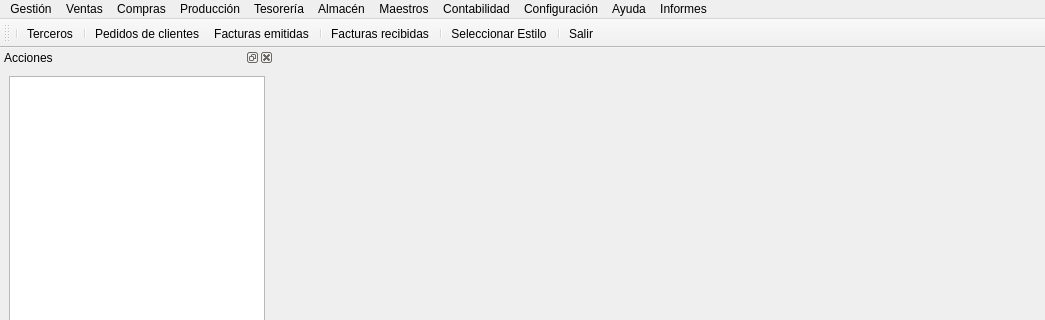
The window that es.alephsistemas.gestion.common/main.qmaindlg.ui (dpinelo/AlephERP-MainModules) describes before a commit, drawn with Qt 5; both pictures show x 0 to 1045 and y 0 to 320 of the 1045 by 677 pixel window.
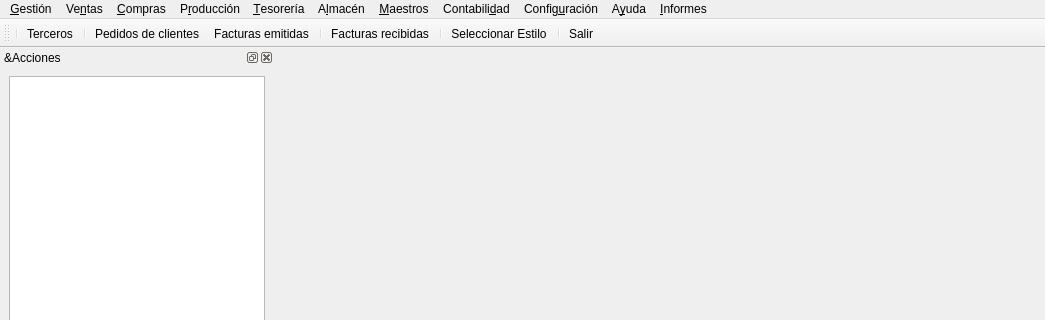
The same window after the commit. Icons and pictures are not drawn. Custom widgets are drawn as their Qt base class.

Diff of the .ui file:
```diff
--- a/es.alephsistemas.gestion.common/main.qmaindlg.ui
+++ b/es.alephsistemas.gestion.common/main.qmaindlg.ui
@@ -29,7 +29,7 @@
    </property>
    <widget class="QMenu" name="menuGesti_n">
     <property name="title">
-     <string>Gestión</string>
+     <string>&amp;Gestión</string>
     </property>
     <addaction name="table_agenda"/>
     <addaction name="separator"/>
@@ -38,7 +38,7 @@
    </widget>
    <widget class="QMenu" name="menuContabilidad">
     <property name="title">
-     <string>Contabilidad</string>
+     <string>Contabili&amp;dad</string>
     </property>
     <widget class="QMenu" name="menuConfiguracionContabilidad">
      <property name="title">
@@ -65,7 +65,7 @@
    </widget>
    <widget class="QMenu" name="menuAyuda">
     <property name="title">
-     <string>Ayuda</string>
+     <string>A&amp;yuda</string>
     </property>
     <addaction name="actionHelp"/>
     <addaction name="separator"/>
@@ -73,7 +73,7 @@
    </widget>
    <widget class="QMenu" name="menuConfiguraci_n">
     <property name="title">
-     <string>Configuración</string>
+     <string>Config&amp;uración</string>
     </property>
     <addaction name="actionDocMngmnt"/>
     <addaction name="actionEnterLocalMode"/>
@@ -88,7 +88,7 @@
    </widget>
    <widget class="QMenu" name="menuTesorer_a">
     <property name="title">
-     <string>Tesorería</string>
+     <string>&amp;Tesorería</string>
     </property>
     <widget class="QMenu" name="menuConfiguraci_n_4">
      <property name="title">
@@ -108,7 +108,7 @@
    </widget>
    <widget class="QMenu" name="menuCompras">
     <property name="title">
-     <string>Compras</string>
+     <string>&amp;Compras</string>
     </property>
     <widget class="QMenu" name="menuInformes_2">
      <property name="title">
@@ -122,7 +122,7 @@
    </widget>
    <widget class="QMenu" name="menuMaestros">
     <property name="title">
-     <string>Maestros</string>
+     <string>&amp;Maestros</string>
     </property>
     <widget class="QMenu" name="menuTablas_Generales">
      <property name="title">
@@ -162,7 +162,7 @@
    </widget>
    <widget class="QMenu" name="menuAlmacen">
     <property name="title">
-     <string>Almacén</string>
+     <string>A&amp;lmacén</string>
     </property>
     <widget class="QMenu" name="menuConfiguraci_n_2">
      <property name="title">
@@ -181,20 +181,20 @@
    </widget>
    <widget class="QMenu" name="menuInformes">
     <property name="title">
-     <string>Informes</string>
+     <string>&amp;Informes</string>
     </property>
     <addaction name="action_informes"/>
    </widget>
    <widget class="QMenu" name="menuVentas">
     <property name="title">
-     <string>Ventas</string>
+     <string>Ve&amp;ntas</string>
     </property>
     <addaction name="table_pedidoscli"/>
     <addaction name="table_facturascli"/>
    </widget>
    <widget class="QMenu" name="menuProducci_n">
     <property name="title">
-     <string>Producción</string>
+     <string>P&amp;roducción</string>
     </property>
     <widget class="QMenu" name="menuConfiguraci_n_3">
      <property name="title">
@@ -245,7 +245,7 @@
   </widget>
   <widget class="QDockWidget" name="dockWidget">
    <property name="windowTitle">
-    <string>Acciones</string>
+    <string>&amp;Acciones</string>
    </property>
    <attribute name="dockWidgetArea">
     <number>1</number>
```
Left out of the diff: 240 changed lines with no effect on the pictures.
